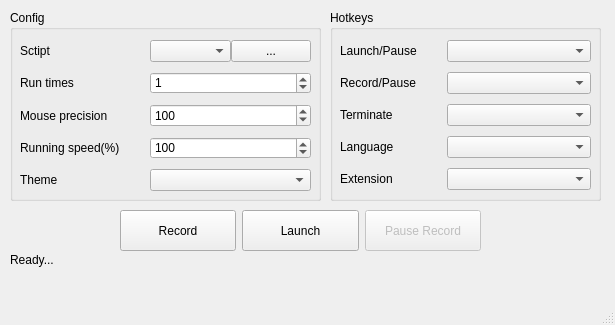
Above: UIView.ui from taojy123/KeymouseGo before the change. Below: the same form after it.
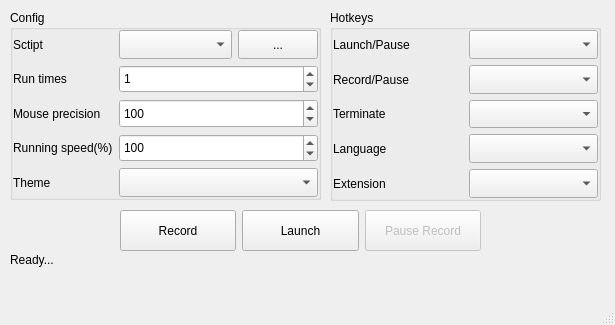
That is the form after the change. Icons and pictures are not drawn.

Commit message: mod:remove layout in groupbox

The edit to the form file:
```diff
--- a/UIView.ui
+++ b/UIView.ui
@@ -30,24 +30,18 @@
     <property name="title">
      <string>Hotkeys</string>
     </property>
-    <widget class="QWidget" name="formLayoutWidget">
-     <property name="geometry">
-      <rect>
-       <x>10</x>
-       <y>30</y>
-       <width>251</width>
-       <height>151</height>
-      </rect>
+    <layout class="QGridLayout" name="gridLayout_3">
+     <property name="leftMargin">
+      <number>0</number>
      </property>
-     <layout class="QFormLayout" name="formLayout">
-      <property name="sizeConstraint">
-       <enum>QLayout::SetDefaultConstraint</enum>
-      </property>
-      <property name="horizontalSpacing">
-       <number>30</number>
-      </property>
-      <property name="verticalSpacing">
-       <number>10</number>
+     <property name="topMargin">
+      <number>0</number>
+     </property>
+     <property name="rightMargin">
+      <number>0</number>
+     </property>
+     <property name="bottomMargin">
+      <number>0</number>
       </property>
       <item row="0" column="0">
        <widget class="QLabel" name="label_start_key">
@@ -86,6 +80,13 @@
         </property>
        </widget>
       </item>
+     <item row="2" column="0">
+      <widget class="QLabel" name="label_stop">
+       <property name="text">
+        <string>Terminate</string>
+       </property>
+      </widget>
+     </item>
       <item row="2" column="1">
        <widget class="QComboBox" name="choice_stop">
         <property name="sizePolicy">
@@ -130,15 +131,7 @@
         </property>
        </widget>
       </item>
-      <item row="2" column="0">
-       <widget class="QLabel" name="label_stop">
-        <property name="text">
-         <string>Terminate</string>
-        </property>
-       </widget>
-      </item>
-     </layout>
-    </widget>
+    </layout>
    </widget>
    <widget class="QGroupBox" name="groupBox_2">
     <property name="geometry">
@@ -146,33 +139,24 @@
       <x>10</x>
       <y>10</y>
       <width>311</width>
-      <height>191</height>
+      <height>190</height>
      </rect>
     </property>
     <property name="title">
      <string>Config</string>
     </property>
-    <widget class="QWidget" name="formLayoutWidget_2">
-     <property name="geometry">
-      <rect>
-       <x>10</x>
-       <y>30</y>
-       <width>291</width>
-       <height>151</height>
-      </rect>
+    <layout class="QGridLayout" name="gridLayout_2">
+     <property name="leftMargin">
+      <number>0</number>
      </property>
-     <layout class="QFormLayout" name="formLayout_2">
-      <property name="sizeConstraint">
-       <enum>QLayout::SetDefaultConstraint</enum>
-      </property>
-      <property name="rowWrapPolicy">
-       <enum>QFormLayout::DontWrapRows</enum>
-      </property>
-      <property name="horizontalSpacing">
-       <number>30</number>
-      </property>
-      <property name="verticalSpacing">
-       <number>10</number>
+     <property name="topMargin">
+      <number>0</number>
+     </property>
+     <property name="rightMargin">
+      <number>0</number>
+     </property>
+     <property name="bottomMargin">
+      <number>0</number>
       </property>
       <item row="0" column="0">
        <widget class="QLabel" name="label_script">
@@ -182,7 +166,7 @@
        </widget>
       </item>
       <item row="0" column="1">
-       <layout class="QGridLayout" name="gridLayout">
+      <layout class="QGridLayout" name="gridLayout" columnstretch="7,3">
         <item row="0" column="0">
          <widget class="QComboBox" name="choice_script">
           <property name="sizePolicy">
@@ -325,7 +309,6 @@
        </widget>
       </item>
      </layout>
-    </widget>
    </widget>
    <widget class="QLabel" name="tnumrd">
     <property name="geometry">
```
Lines whose indentation alone changed are shown as unchanged. The commit also changes 2 other files.
